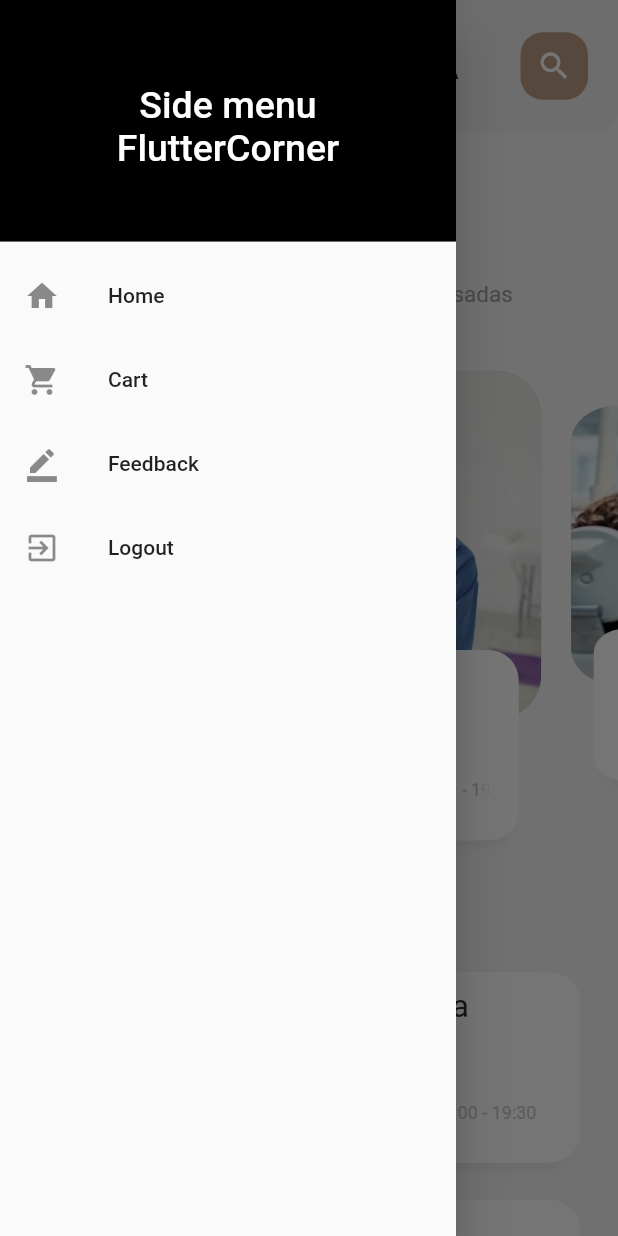
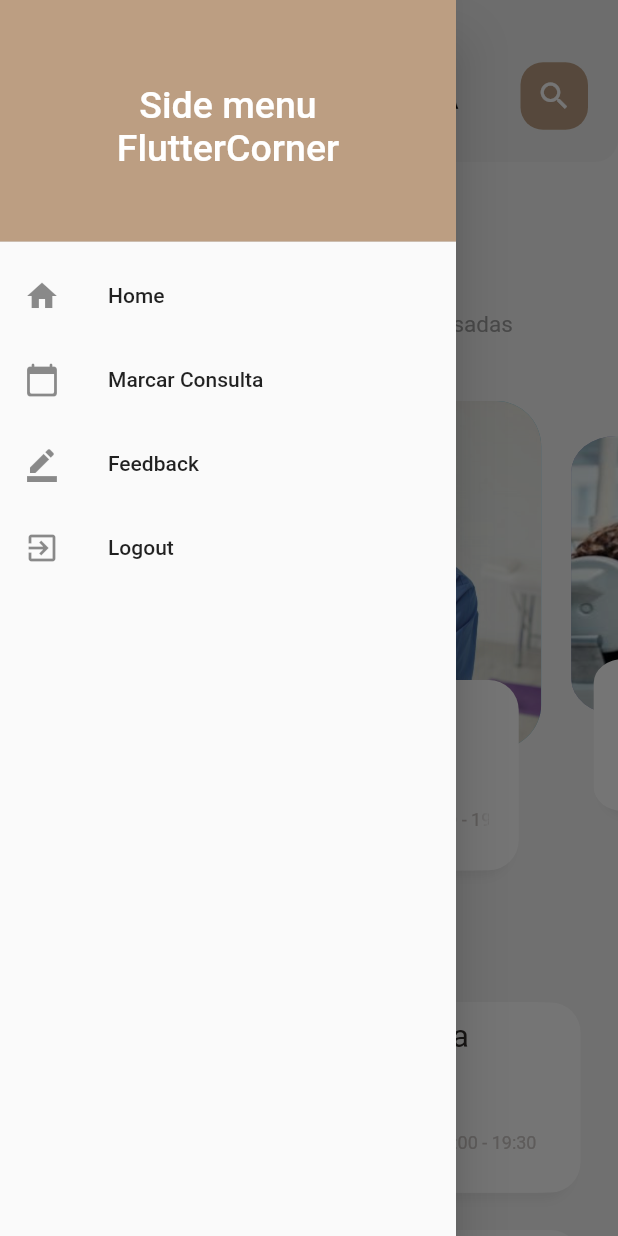
Before and after one commit to Eduardo79Silva/ClinicApp, a Flutter app: the screen it shows after launch, with the side drawer open, on a phone screen of 412 x 824 dp. Run offline on Flutter 3.47's test engine with Material 2 defaults, Android fonts, the phone set to English and light mode, and no system bars; drawn by our look-alikes of dots_indicator; our stand-ins replace get.

Commit message:
Icon Added

```diff
--- a/lib/home/main_page.dart
+++ b/lib/home/main_page.dart
@@ -38,7 +38,7 @@ class _MainPageState extends State<MainPage> {
               ),
               child: Container(
                 //color: Colors.grey[300],
-                margin: EdgeInsets.only(top: 20, bottom: 20),
+                margin: EdgeInsets.only(top: 40, bottom: 20),
                 padding: EdgeInsets.only(left: 20, right: 20),
                 child: Row(
                   mainAxisAlignment: MainAxisAlignment.spaceBetween,
--- a/lib/widgets/SideDrawer.dart
+++ b/lib/widgets/SideDrawer.dart
@@ -1,3 +1,5 @@
+import 'package:clinic_app/utils/colors.dart';
+import 'package:clinic_app/utils/my_flutter_app_icons.dart';
 import 'package:flutter/material.dart';
 
 class SideDrawer extends StatelessWidget {
@@ -15,7 +17,7 @@ class SideDrawer extends StatelessWidget {
               ),
             ),
             decoration: BoxDecoration(
-              color: Colors.black,
+              color: AppColors.mainColor2,
             ),
           ),
           ListTile(
@@ -24,8 +26,8 @@ class SideDrawer extends StatelessWidget {
             onTap: () => {},
           ),
           ListTile(
-            leading: Icon(Icons.shopping_cart),
-            title: Text('Cart'),
+            leading: Icon(Icons.calendar_today_rounded),
+            title: Text('Marcar Consulta'),
             onTap: () => {Navigator.of(context).pop()},
           ),
           ListTile(
```
Also changed, not shown: lib/utils/my_flutter_app_icons.dart (added, +29 -0 lines), pubspec.yaml (+9 -1 lines), assets/font/MyFlutterApp.ttf (added), assets/image/menu bars.png (added), pubspec.lock.
